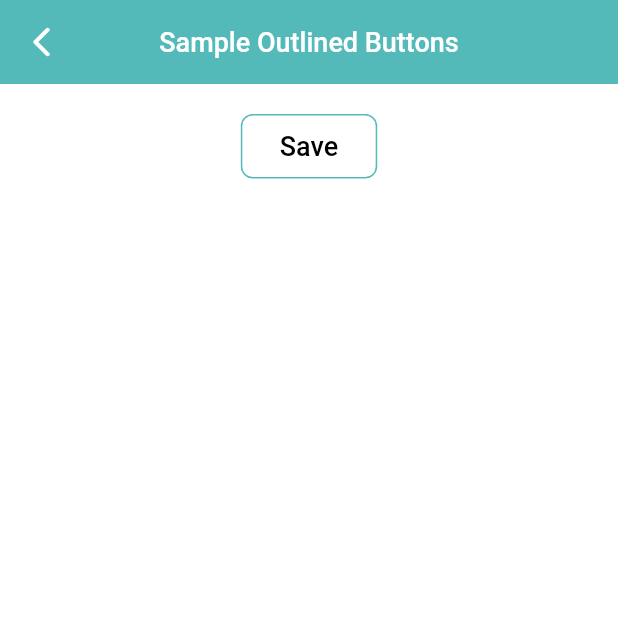
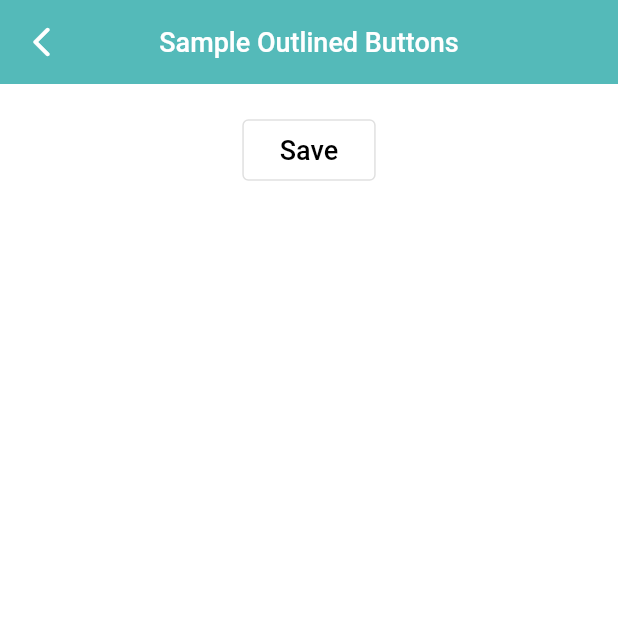
Before and after one commit to skyvaSolutions/skywa_framework_widgets, a Flutter app: the screen it shows after launch, scrolled down 576 dp, after a tap on "Sample Outlined Buttons", on a phone screen of 412 x 824 dp, the top half of it. Run offline on Flutter 3.47's test engine with Material 2 defaults, Android fonts, the phone set to English and light mode, and no system bars; our stand-ins replace auto_size_text, cached_network_image, fluttertoast, image_cropper, image_picker, intl_phone_number_input and 1 more; missing offline and left inert: flutter_device_type; project files that could hold a hidden picture were left out.

Commit message:
SkywaOutlinedButton & SkywaTextButton

```diff
--- a/example/lib/sample_switch_screen.dart
+++ b/example/lib/sample_switch_screen.dart
@@ -35,7 +35,7 @@ class _SampleSwitchScreenState extends State<SampleSwitchScreen> {
                   switch1Value = value;
                 });
               },
-              title: 'Sample Switch 1',
+              // title: 'Sample Switch 1',
             ),
             const SizedBox(height: 10.0),
             Container(
--- a/lib/skywa_outlined_button.dart
+++ b/lib/skywa_outlined_button.dart
@@ -7,7 +7,8 @@ class SkywaOutlinedButton extends StatelessWidget {
   final String text;
   final IconData? iconData;
   final double? iconSize;
-  final Function onTap;
+  final Color iconColor;
+  final Function() onTap;
   final Color? borderColor;
   final EdgeInsetsGeometry? padding;
   final EdgeInsetsGeometry? margin;
@@ -15,11 +16,12 @@ class SkywaOutlinedButton extends StatelessWidget {
   final double fontSize;
   final FontWeight fontWeight;
 
-  SkywaOutlinedButton({
+  const SkywaOutlinedButton({
     Key? key,
     required this.text,
     this.iconData,
     this.iconSize,
+    this.iconColor = Colors.black,
     required this.onTap,
     this.borderColor,
     this.padding,
@@ -27,12 +29,57 @@ class SkywaOutlinedButton extends StatelessWidget {
     this.textColor = Colors.black,
     this.fontSize = 18.0,
     this.fontWeight = FontWeight.w500,
-  })  : assert(!isStringInvalid(text: text)),
-        super(key: key);
+  }) : super(key: key);
 
   @override
   Widget build(BuildContext context) {
-    return GestureDetector(
+    return iconData != null
+        ? Column(
+            children: [
+              OutlinedButton.icon(
+                onPressed: onTap,
+                style: ElevatedButton.styleFrom(
+                  padding: padding ??
+                      const EdgeInsets.symmetric(
+                        vertical: 10.0,
+                        horizontal: 25.0,
+                      ),
+                ),
+                icon: Icon(
+                  iconData,
+                  color: iconColor,
+                  size: iconSize ?? IconTheme.of(context).size,
+                ),
+                label: SkywaText(
+                  text,
+                  fontSize: fontSize,
+                  color: textColor,
+                  fontWeight: FontWeight.w500,
+                ),
+              ),
+            ],
+          )
+        : Column(
+            children: [
+              OutlinedButton(
+                onPressed: onTap,
+                style: ElevatedButton.styleFrom(
+                  padding: padding ??
+                      const EdgeInsets.symmetric(
+                        vertical: 10.0,
+                        horizontal: 25.0,
+                      ),
+                ),
+                child: SkywaText(
+                  text,
+                  fontSize: fontSize,
+                  color: textColor,
+                  fontWeight: FontWeight.w500,
+                ),
+              ),
+            ],
+          );
+    /*GestureDetector(
       onTap: () {
         onTap();
       },
@@ -71,6 +118,6 @@ class SkywaOutlinedButton extends StatelessWidget {
           ),
         ],
       ),
-    );
+    );*/
   }
 }
```
Also changed, not shown: lib/skywa_switch.dart (+3 -5 lines), lib/skywa_text_button.dart (+61 -12 lines).
